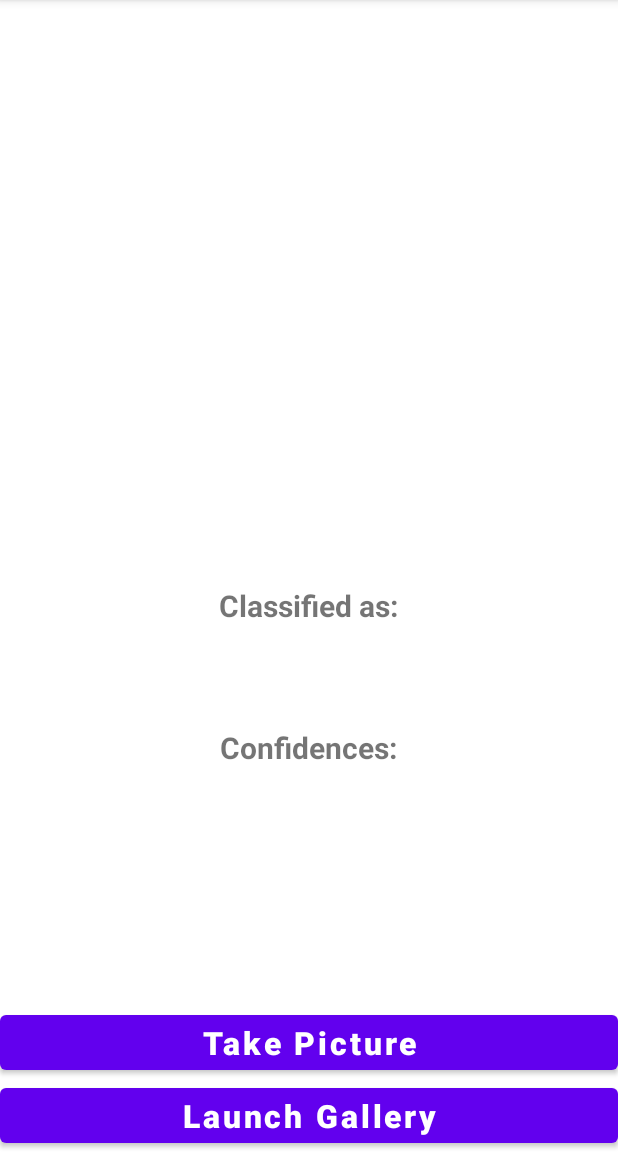
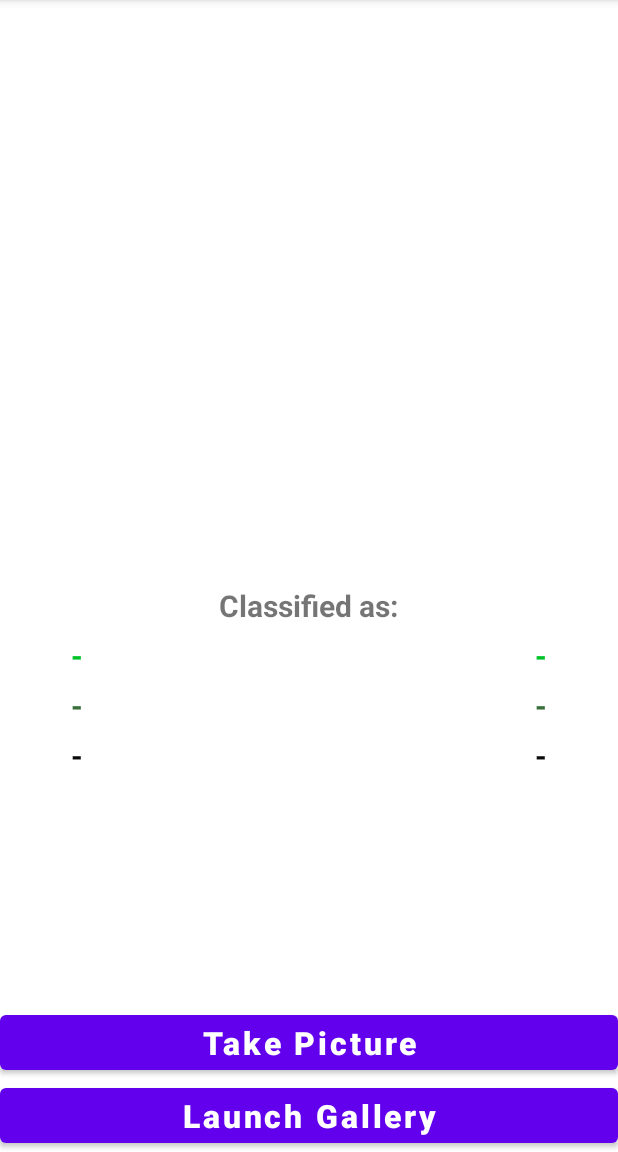
Before and after one commit to neggor/DigitReader, an Android app: the screen it shows after launch (MainActivity), on a phone screen of 412 x 824 dp, the part 84-1236 px from its top. Run offline under Robolectric (Android 15) with nearby library versions, the phone set to English and light mode, and no system bars; libraries missing offline, so code that uses them is left out: org.tensorflow.lite.

Commit message:
Improve results display

```diff
--- a/app/src/main/java/com/example/digitsreader/MainActivity.kt
+++ b/app/src/main/java/com/example/digitsreader/MainActivity.kt
@@ -1,6 +1,7 @@
 package com.example.digitsreader
 
 import android.Manifest
+import android.annotation.SuppressLint
 import android.content.Intent
 import android.content.pm.PackageManager
 import android.graphics.Bitmap
@@ -24,12 +25,19 @@ import org.tensorflow.lite.support.image.ops.ResizeOp
 import org.tensorflow.lite.support.tensorbuffer.TensorBuffer
 import java.nio.ByteBuffer
 import kotlin.math.min
+import kotlin.math.roundToLong
 
 
 class MainActivity: AppCompatActivity(){
     private val cameraRequest = 1888
     lateinit var imageView: ImageView
-    lateinit var results: TextView
+    lateinit var result1: TextView
+    lateinit var result2: TextView
+    lateinit var result3: TextView
+    lateinit var prob1: TextView
+    lateinit var prob2: TextView
+    lateinit var prob3: TextView
+
     lateinit var confidence_text: TextView
     lateinit var gallery: Button
     val size: Int = 28
@@ -58,37 +66,23 @@ class MainActivity: AppCompatActivity(){
                 startActivityForResult(cameraIntent, 1);
             }
     }
+        @SuppressLint("SetTextI18n")
         fun classifyImage(photo: Bitmap){
 
             // Image processing:
             val imageProcessor = ImageProcessor.Builder()
                 .add(ResizeOp(size, size, ResizeOp.ResizeMethod.BILINEAR))
-                //.add(NormalizeOp(0.0F, 255.0F))
                 .build()
 
-            //var tensorImage = TensorImage(DataType.FLOAT32)
             var tensorImage = TensorImage(DataType.UINT8)
             // Get from bitmap
             tensorImage.load(photo)
             // Apply transformation
             tensorImage = imageProcessor.process(tensorImage);
-            //
+
             // Load model
-            //val model = ModelUnquant.newInstance(this)
             val model = ModelRgbPointEstimate.newInstance(this)
-            //
 
-            // Creates inputs for reference.
-            // Allocate memory
-            //var byteBuffer: ByteBuffer =  ByteBuffer.allocateDirect(4*size*size*3)
-            // Populate it, back from tensor image to bitmap then to byte buffer
-            //tensorImage.tensorBuffer
-
-            // Allocate
-            //val inputFeature0 = TensorBuffer.createFixedSize(intArrayOf(1, size, size, 3), DataType.FLOAT32)
-
-            //Populate
-            //inputFeature0.loadBuffer(byteBuffer)
 
             // Evaluate
             var outputs = model.process(tensorImage.tensorBuffer)
@@ -98,22 +92,25 @@ class MainActivity: AppCompatActivity(){
             val outputFeature0 = outputs.outputFeature0AsTensorBuffer
             val confidence = outputFeature0.floatArray
 
-            var maxPos: Int = 0
-            var maxConfidence: Float = 0.0F
 
-            for(i in confidence.indices){
-                   if (confidence[i] > maxConfidence){
-                    maxConfidence = confidence[i]
-                    maxPos = i
-                }
-            }
-            val my_classes = (0..9).map { e -> e.toString()}
-            //val my_classes = listOf("Luise", "Mentos")
-            results = findViewById(R.id.result)
-            results.text = my_classes[maxPos]
-            confidence_text = findViewById(R.id.confidence)
-            //confidence_text.text = confidence.contentToString()
-            confidence_text.text = confidence[maxPos].toString()
+            val myClasses = (0..9).sortedBy { -confidence[it] }.map { e -> e.toString()}
+
+            result1 = findViewById(R.id.result1)
+            result2 = findViewById(R.id.result2)
+            result3 = findViewById(R.id.result3)
+
+            prob1 = findViewById(R.id.prob1)
+            prob2 = findViewById(R.id.prob2)
+            prob3 = findViewById(R.id.prob3)
+
+            result1.text = myClasses[0]
+            result2.text = myClasses[1]
+            result3.text = myClasses[2]
+
+            confidence.sortDescending()
+            prob1.text = "${(String.format("%.2f", confidence[0]))}%"
+            prob2.text = "${(String.format("%.2f", confidence[1]))}%"
+            prob3.text = "${(String.format("%.2f", confidence[2]))}%"
 
         }
         override fun onActivityResult(requestCode: Int, resultCode: Int, data: Intent?) {
--- a/app/src/main/res/layout/activity_main.xml
+++ b/app/src/main/res/layout/activity_main.xml
@@ -46,37 +46,84 @@
         android:layout_below="@+id/imageView"
         android:layout_marginTop="10sp"
         />
+
     <TextView
+        android:id="@+id/result1"
         android:layout_width="wrap_content"
         android:layout_height="wrap_content"
-        android:layout_centerHorizontal="true"
-        android:text=""
-        android:textColor="#C30000"
-        android:textStyle="bold"
-        android:textSize="27sp"
-        android:id="@+id/result"
         android:layout_below="@+id/classified"
-        />
+        android:layout_alignParentStart="true"
+        android:layout_marginStart="47dp"
+        android:layout_marginTop="6dp"
+        android:text="-"
+        android:textColor="#00C32A"
+        android:textSize="20sp"
+        android:textStyle="bold" />
+
     <TextView
+        android:id="@+id/result2"
         android:layout_width="wrap_content"
         android:layout_height="wrap_content"
-        android:id="@+id/confidencesText"
-        android:text="Confidences:"
-        android:textStyle="bold"
-        android:textSize="20sp"
-        android:layout_centerHorizontal="true"
-        android:layout_below="@+id/result"
-        android:layout_marginTop="30sp"
-        />
+        android:layout_below="@+id/result1"
+        android:layout_alignParentStart="true"
+        android:layout_marginStart="47dp"
+        android:layout_marginTop="6dp"
+        android:text="-"
+        android:textColor="#3A713B"
+        android:textSize="20dp"
+        android:textStyle="bold" />
+
     <TextView
+        android:id="@+id/result3"
         android:layout_width="wrap_content"
         android:layout_height="wrap_content"
-        android:layout_centerHorizontal="true"
-        android:text=""
-        android:textColor="#000"
-        android:textSize="22sp"
-        android:id="@+id/confidence"
-        android:layout_below="@+id/confidencesText"
-        />
+        android:layout_below="@+id/result2"
+        android:layout_alignParentStart="true"
+        android:layout_marginStart="47dp"
+        android:layout_marginTop="6dp"
+        android:layout_marginEnd="0dp"
+        android:text="-"
+        android:textColor="#0B0A0A"
+        android:textSize="20sp"
+        android:textStyle="bold" />
+
+    <TextView
+        android:id="@+id/prob1"
+        android:layout_width="wrap_content"
+        android:layout_height="wrap_content"
+        android:layout_below="@+id/classified"
+        android:layout_alignParentEnd="true"
+        android:layout_marginTop="6dp"
+        android:layout_marginEnd="47dp"
+        android:text="-"
+        android:textColor="#00C32A"
+        android:textSize="20sp"
+        android:textStyle="bold" />
+
+    <TextView
+        android:id="@+id/prob2"
+        android:layout_width="wrap_content"
+        android:layout_height="wrap_content"
+        android:layout_below="@+id/prob1"
+        android:layout_alignParentEnd="true"
+        android:layout_marginTop="6dp"
+        android:layout_marginEnd="47dp"
+        android:text="-"
+        android:textColor="#3A713B"
+        android:textSize="20sp"
+        android:textStyle="bold" />
+
+    <TextView
+        android:id="@+id/prob3"
+        android:layout_width="wrap_content"
+        android:layout_height="wrap_content"
+        android:layout_below="@+id/prob2"
+        android:layout_alignParentEnd="true"
+        android:layout_marginTop="6dp"
+        android:layout_marginEnd="47dp"
+        android:text="-"
+        android:textColor="#0B0A0A"
+        android:textSize="20sp"
+        android:textStyle="bold" />
 
 </RelativeLayout>
```
